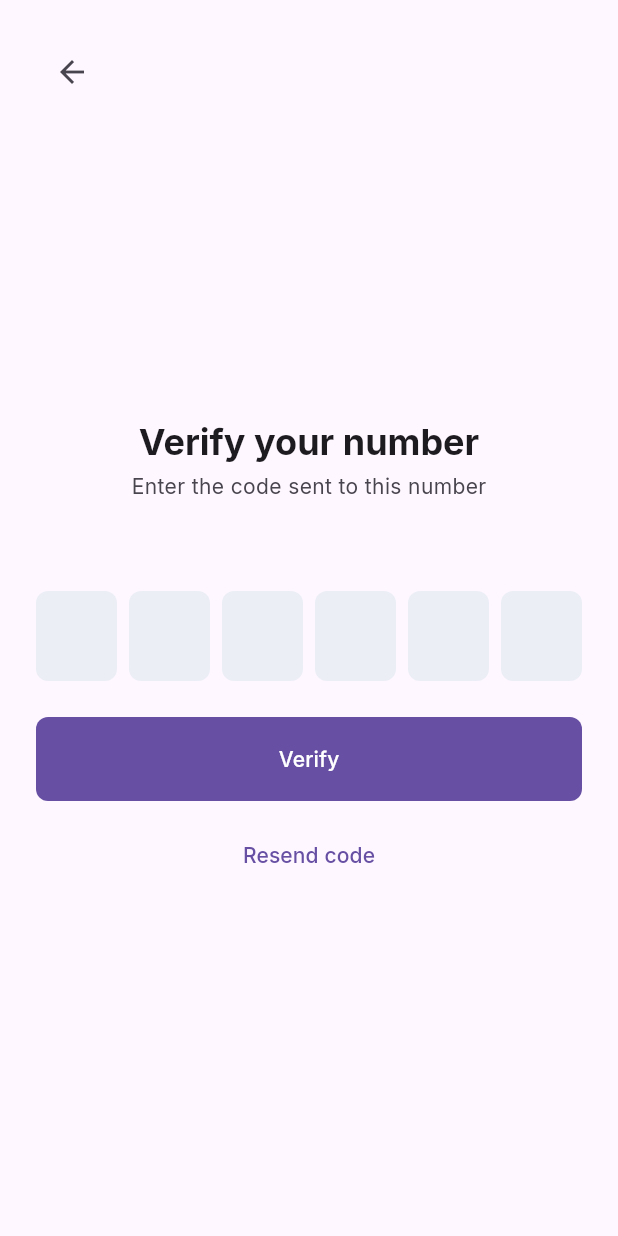
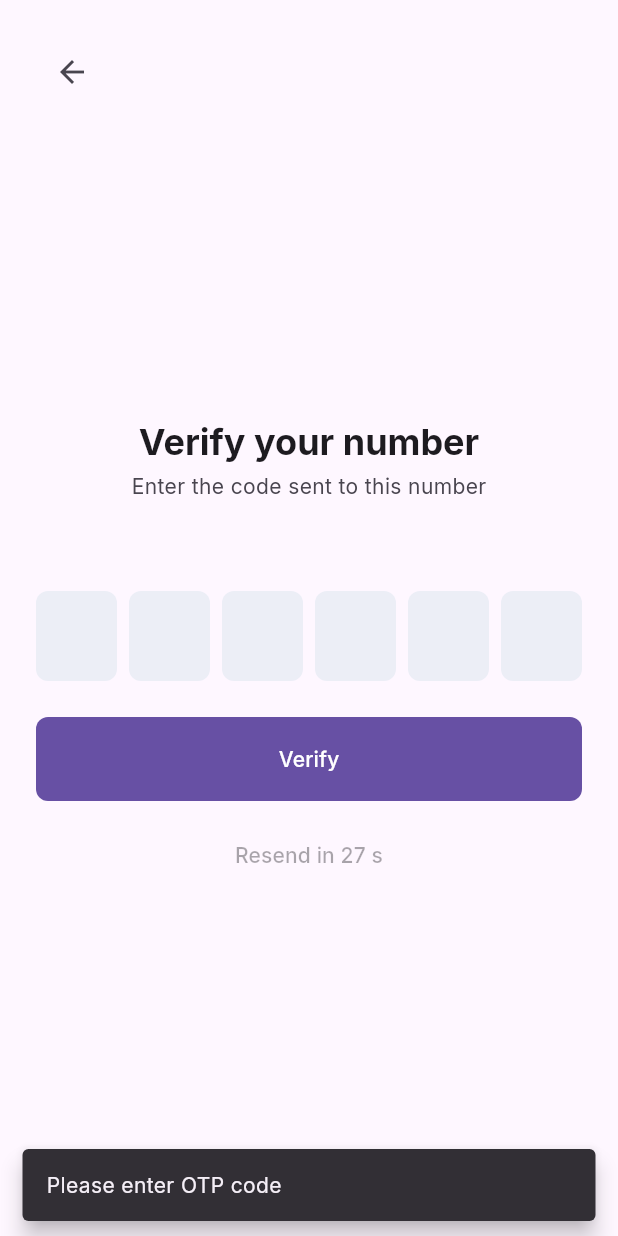
Before and after one commit to sudo-114/flutter_homemed, a Flutter app: the Verify screen opened by its route, after a tap on "Verify", on a phone screen of 412 x 824 dp. Run offline on Flutter 3.47's test engine with Material 3 defaults, Android fonts, the phone set to English and light mode, and no system bars; drawn by our look-alikes of pinput; our stand-ins replace flutter_dotenv, go_router, intl_phone_field, supabase_flutter; accounts and stored records are empty.

Commit message:
feat: add verify code and resend code in verify screen
- checks for no internet

```diff
--- a/lib/screens/auth/verify.dart
+++ b/lib/screens/auth/verify.dart
@@ -1,5 +1,8 @@
+import 'dart:async';
 import 'package:flutter/material.dart';
 import 'package:go_router/go_router.dart';
+import 'package:homemed/main.dart';
+import 'package:supabase_flutter/supabase_flutter.dart';
 import 'package:pinput/pinput.dart';
 
 class OtpForm extends StatefulWidget {
@@ -12,10 +15,125 @@ class OtpForm extends StatefulWidget {
 
 class _OptFormState extends State<OtpForm> {
   final _otp = TextEditingController();
+  bool _isLoading = false;
+
+  // Resend countdown
+  static const int _initialResendSeconds = 30;
+  int _secondsRemaining = _initialResendSeconds;
+  bool _isResendAvailable = false;
+  Timer? _resendTimer;
+
+  @override
+  void initState() {
+    super.initState();
+    _startResendTimer(_initialResendSeconds);
+  }
+
   @override
   void dispose() {
+    _resendTimer?.cancel();
     _otp.dispose();
     super.dispose();
+  }
+
+  void _startResendTimer(int seconds) {
+    _resendTimer?.cancel();
+    setState(() {
+      _secondsRemaining = seconds;
+      _isResendAvailable = false;
+    });
+
+    _resendTimer = Timer.periodic(const Duration(seconds: 1), (timer) {
+      if (!mounted) return;
+      if (_secondsRemaining <= 1) {
+        timer.cancel();
+        setState(() => _isResendAvailable = true);
+      } else {
+        setState(() => _secondsRemaining -= 1);
+      }
+    });
+  }
+
+  String _formatSeconds(int seconds) {
+    return '$seconds s';
+  }
+
+  Future<void> _resend() async {
+    if (!_isResendAvailable) return;
+
+    setState(() => _isLoading = true);
+
+    try {
+      await supabase.auth.signInWithOtp(phone: widget.phone);
+
+      if (!mounted) return;
+      ScaffoldMessenger.of(context).showSnackBar(
+        SnackBar(content: Text('Verification code sent to ${widget.phone}')),
+      );
+
+      // restart countdown
+      _startResendTimer(_initialResendSeconds);
+    } on AuthApiException catch (e) {
+      if (!mounted) return;
+      ScaffoldMessenger.of(
+        context,
+      ).showSnackBar(SnackBar(content: Text(e.message)));
+    } catch (e) {
+      String errMsg = 'Failed to resend code. Try again';
+      if (e.toString().contains('SocketException')) {
+        errMsg = 'No internet connection';
+      }
+
+      if (!mounted) return;
+      ScaffoldMessenger.of(
+        context,
+      ).showSnackBar(SnackBar(content: Text(errMsg)));
+    } finally {
+      if (mounted) {
+        setState(() => _isLoading = false);
+      }
+    }
+  }
+
+  Future<void> _verify() async {
+    if (_otp.text.isEmpty) {
+      ScaffoldMessenger.of(
+        context,
+      ).showSnackBar(const SnackBar(content: Text('Please enter OTP code')));
+      return;
+    }
+
+    setState(() => _isLoading = true);
+
+    try {
+      await supabase.auth.verifyOTP(
+        type: .sms,
+        phone: widget.phone,
+        token: _otp.text,
+      );
+
+      if (!mounted) return;
+      context.go('/complete-profile');
+    } on AuthApiException catch (e) {
+      if (!mounted) return;
+      ScaffoldMessenger.of(
+        context,
+      ).showSnackBar(SnackBar(content: Text(e.message)));
+    } catch (e) {
+      String errMsg = 'Failed to verify code. Try again';
+      if (e.toString().contains('SocketException')) {
+        errMsg = 'No internet connection';
+      }
+
+      if (!mounted) return;
+      ScaffoldMessenger.of(
+        context,
+      ).showSnackBar(SnackBar(content: Text(errMsg)));
+    } finally {
+      if (mounted) {
+        setState(() => _isLoading = false);
+      }
+    }
   }
 
   @override
@@ -29,11 +147,32 @@ class _OptFormState extends State<OtpForm> {
           style: TextStyle(color: colorScheme.onSurfaceVariant),
         ),
         const SizedBox(height: 32),
-        Pinput(controller: _otp, length: 6, autofocus: true),
+        Pinput(
+          controller: _otp,
+          length: 6,
+          autofocus: true,
+          onCompleted: (value) => _verify(),
+        ),
         const SizedBox(height: 24),
-        FilledButton(onPressed: () {}, child: const Text('Verify')),
+        FilledButton(
+          onPressed: _isLoading ? null : () => _verify(),
+          child: _isLoading
+              ? const SizedBox(
+                  height: 20,
+                  width: 20,
+                  child: CircularProgressIndicator(strokeWidth: 2),
+                )
+              : const Text('Verify'),
+        ),
         const SizedBox(height: 12),
-        TextButton(onPressed: () {}, child: const Text('Resend code')),
+        TextButton(
+          onPressed: (_isResendAvailable && !_isLoading) ? _resend : null,
+          child: Text(
+            _isResendAvailable
+                ? 'Resend code'
+                : 'Resend in ${_formatSeconds(_secondsRemaining)}',
+          ),
+        ),
       ],
     );
   }
```
